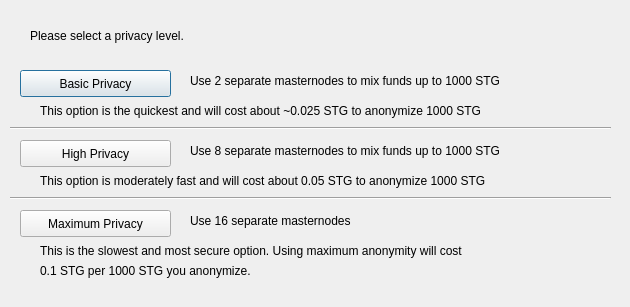
Old version of the form src/qt/forms/darksendconfig.ui in the repository securetag/securetag.
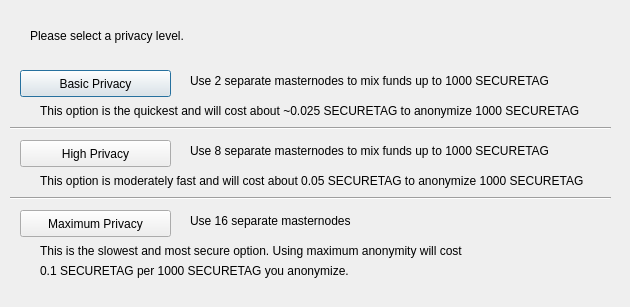
New version of the form.

Diff of the .ui file:
```diff
--- a/src/qt/forms/darksendconfig.ui
+++ b/src/qt/forms/darksendconfig.ui
@@ -75,7 +75,7 @@
     </rect>
    </property>
    <property name="text">
-    <string>Use 2 separate masternodes to mix funds up to 1000 STG</string>
+    <string>Use 2 separate masternodes to mix funds up to 1000 SECURETAG</string>
    </property>
   </widget>
   <widget class="QLabel" name="label_3">
@@ -88,7 +88,7 @@
     </rect>
    </property>
    <property name="text">
-    <string>Use 8 separate masternodes to mix funds up to 1000 STG</string>
+    <string>Use 8 separate masternodes to mix funds up to 1000 SECURETAG</string>
    </property>
   </widget>
   <widget class="QLabel" name="label_4">
@@ -114,7 +114,7 @@
     </rect>
    </property>
    <property name="text">
-    <string>This option is the quickest and will cost about ~0.025 STG to anonymize 1000 STG</string>
+    <string>This option is the quickest and will cost about ~0.025 SECURETAG to anonymize 1000 SECURETAG</string>
    </property>
   </widget>
   <widget class="QLabel" name="label_7">
@@ -127,7 +127,7 @@
     </rect>
    </property>
    <property name="text">
-    <string>This option is moderately fast and will cost about 0.05 STG to anonymize 1000 STG</string>
+    <string>This option is moderately fast and will cost about 0.05 SECURETAG to anonymize 1000 SECURETAG</string>
    </property>
   </widget>
   <widget class="QLabel" name="label_8">
@@ -153,7 +153,7 @@
     </rect>
    </property>
    <property name="text">
-    <string>0.1 STG per 1000 STG you anonymize.</string>
+    <string>0.1 SECURETAG per 1000 SECURETAG you anonymize.</string>
    </property>
   </widget>
   <widget class="Line" name="line">
```
